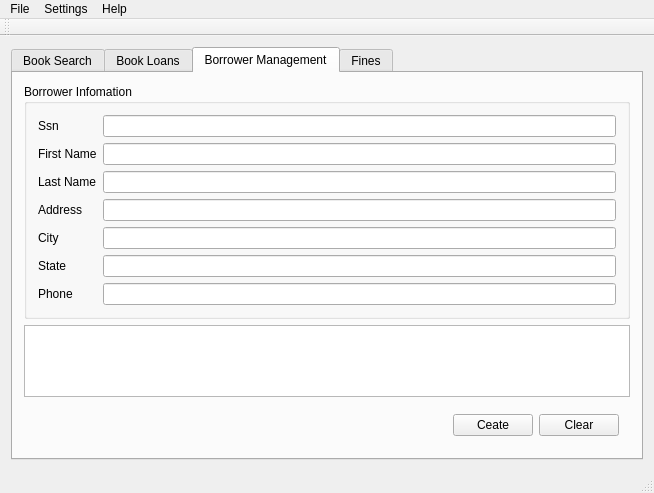
Before: the Qt Designer form library_management/mainwindow.ui in lsmgeb89/library_management, drawn with Qt 5.
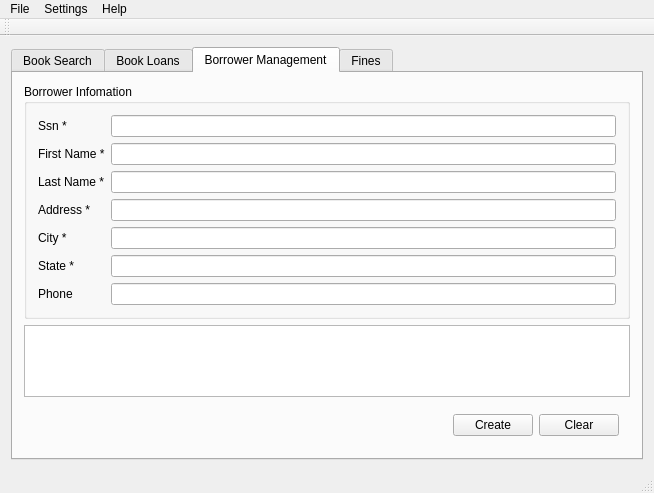
After: the same form once the commit is applied. The open tabs and pages were chosen to show the change.

Commit message: [CS 6360][project_1]  Add more limits in borrower management

What changed in the file:
```diff
--- a/library_management/mainwindow.ui
+++ b/library_management/mainwindow.ui
@@ -111,7 +111,7 @@
            <item row="0" column="0">
             <widget class="QLabel" name="ssn_label">
              <property name="text">
-              <string>Ssn</string>
+              <string>Ssn *</string>
              </property>
             </widget>
            </item>
@@ -121,7 +121,7 @@
            <item row="1" column="0">
             <widget class="QLabel" name="fname_label">
              <property name="text">
-              <string>First Name</string>
+              <string>First Name *</string>
              </property>
             </widget>
            </item>
@@ -131,7 +131,7 @@
            <item row="2" column="0">
             <widget class="QLabel" name="lname_label">
              <property name="text">
-              <string>Last Name</string>
+              <string>Last Name *</string>
              </property>
             </widget>
            </item>
@@ -141,7 +141,7 @@
            <item row="3" column="0">
             <widget class="QLabel" name="address_label">
              <property name="text">
-              <string>Address</string>
+              <string>Address *</string>
              </property>
             </widget>
            </item>
@@ -151,7 +151,7 @@
            <item row="4" column="0">
             <widget class="QLabel" name="city_label">
              <property name="text">
-              <string>City</string>
+              <string>City *</string>
              </property>
             </widget>
            </item>
@@ -161,7 +161,7 @@
            <item row="5" column="0">
             <widget class="QLabel" name="state_label">
              <property name="text">
-              <string>State</string>
+              <string>State *</string>
              </property>
             </widget>
            </item>
@@ -203,7 +203,7 @@
            <item>
             <widget class="QPushButton" name="create_button">
              <property name="text">
-              <string>Ceate</string>
+              <string>Create</string>
              </property>
             </widget>
            </item>
```
The commit also changes 1 other file.
